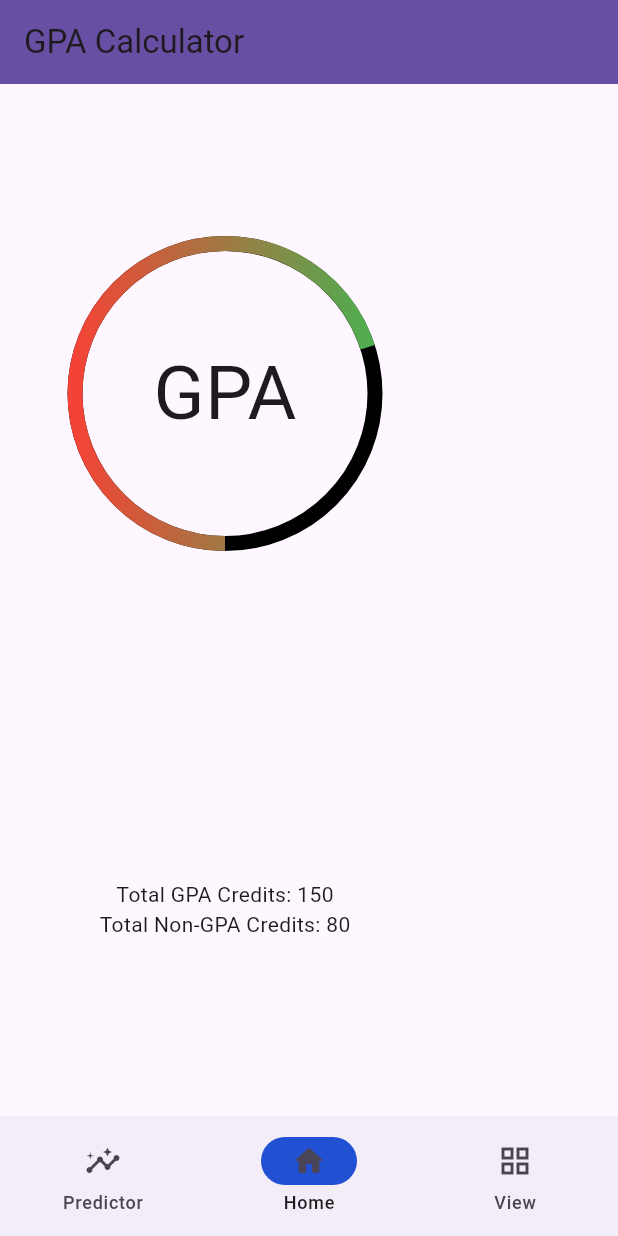
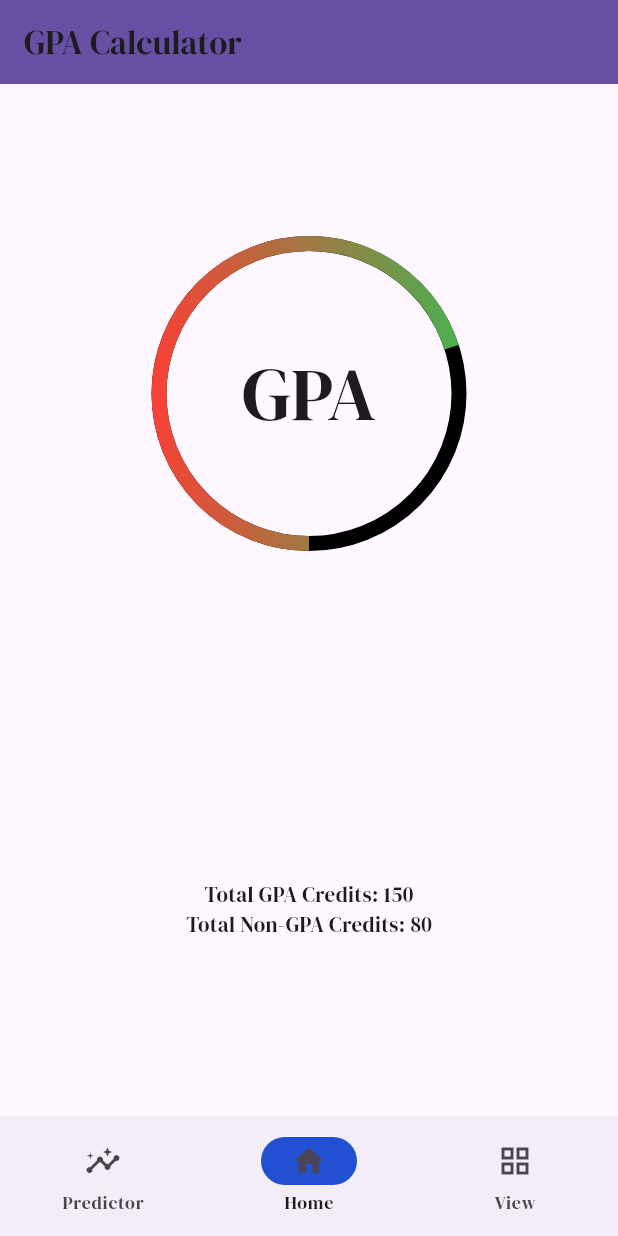
Before and after one commit to Shilpa-Perera/GPACalculator, a Flutter app: the screen it shows after launch, on a phone screen of 412 x 824 dp. Run offline on Flutter 3.47's test engine with Material 3 defaults, Android fonts, the phone set to English and light mode, and no system bars; our stand-ins replace floor, google_fonts, sqflite; accounts and stored records are empty.

Commit message:
font update

```diff
--- a/lib/features/home/presentation/widgets/bottom_navigation.dart
+++ b/lib/features/home/presentation/widgets/bottom_navigation.dart
@@ -2,6 +2,7 @@ import 'package:flutter/material.dart';
 import 'package:gpa_calculator/features/home/presentation/widgets/home_page.dart';
 import 'package:gpa_calculator/features/home/presentation/widgets/predictor_page.dart';
 import 'package:gpa_calculator/features/home/presentation/widgets/view_page.dart';
+import 'package:google_fonts/google_fonts.dart';
 
 /// Flutter code sample for [NavigationBar].
 
@@ -13,7 +14,8 @@ class NavigationBarApp extends StatelessWidget {
   @override
   Widget build(BuildContext context) {
     return MaterialApp(
-      theme: ThemeData(useMaterial3: true),
+      theme: ThemeData(
+          useMaterial3: true, textTheme: GoogleFonts.dmSerifDisplayTextTheme()),
       home: const NavigationExample(),
     );
   }
--- a/lib/features/home/presentation/widgets/home_page.dart
+++ b/lib/features/home/presentation/widgets/home_page.dart
@@ -30,7 +30,9 @@ class _HomePageState extends State<HomePage>
   Widget build(BuildContext context) {
     return SafeArea(
       child: Scaffold(
-      body: Column(
+        body: Center(
+          // Wrapping the Column with Center widget
+          child: Column(
             mainAxisAlignment: MainAxisAlignment.center,
             children: [
               Expanded(
@@ -57,6 +59,8 @@ class _HomePageState extends State<HomePage>
               ),
             ],
           ),
-    ));
+        ),
+      ),
+    );
   }
 }
```
Also changed, not shown: pubspec.yaml (+6 -5 lines), lib/fonts/PoetsenOne-Regular.ttf (deleted), pubspec.lock, 1 other file. Lines whose indentation alone changed are shown as unchanged.
